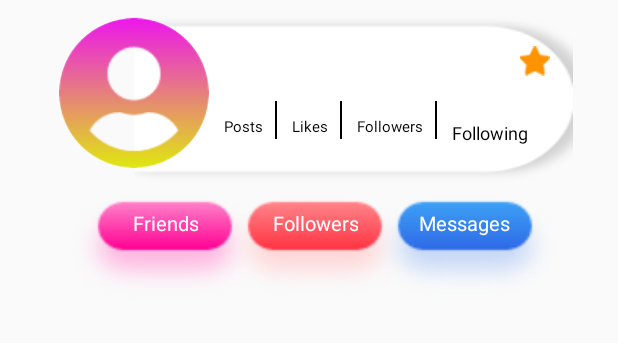
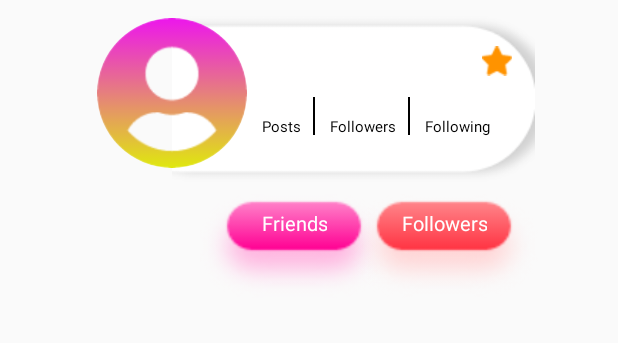
Before and after one commit to teju/Memu, an Android app: the layout profile_header.xml on its own in the app's theme, with its tools: preview values and no code run, on a phone screen of 412 x 824 dp, the part 135-478 px from its top. Run offline under Robolectric (Android 15) with nearby library versions, the phone set to English and light mode, and no system bars.

Commit message:
ready build

```diff
--- a/Memu/app/src/main/java/com/memu/bgTasks/MyFirebaseMessagingService.kt
+++ b/Memu/app/src/main/java/com/memu/bgTasks/MyFirebaseMessagingService.kt
@@ -127,7 +127,7 @@ class MyFirebaseMessagingService : FirebaseMessagingService() {
         contentView.setTextViewText(R.id.text, message);
         val buildNotification = mBuilder.build()
         val mNotifyMgr = getSystemService(Context.NOTIFICATION_SERVICE) as NotificationManager
-        mNotifyMgr.notify(1, buildNotification)
+        //mNotifyMgr.notify(1, buildNotification)
     }
 
 }
--- a/Memu/app/src/main/java/com/memu/ui/activity/ActivityMain.kt
+++ b/Memu/app/src/main/java/com/memu/ui/activity/ActivityMain.kt
@@ -107,8 +107,8 @@ class ActivityMain : AppCompatActivity(){
                     btn_negative = ""
                 }
 
-                sendNotification(intent.getExtras()?.getString("title")!!,
-                    intent.getExtras()?.getString("message")!!)
+               // sendNotification(intent.getExtras()?.getString("title")!!,
+                 //   intent.getExtras()?.getString("message")!!)
                 showNotifyDialog(
                     intent.getExtras()?.getString("title"),
                     intent.getExtras()?.getString("message"),
--- a/Memu/app/src/main/java/com/memu/ui/fragments/MapFragment.kt
+++ b/Memu/app/src/main/java/com/memu/ui/fragments/MapFragment.kt
@@ -244,7 +244,7 @@ class MapFragment : BaseFragment() , View.OnClickListener, PermissionsListener ,
             Keys.POOLING_OFFER_RIDE,Keys.POOLING_FIND_RIDE -> {
                 postnviteRideGiversViewModel.loadData(trip_rider_id!!, type!!)
                 shortes_route_result.visibility = View.VISIBLE
-                sos.visibility = View.VISIBLE
+                sos.visibility = View.GONE
                 fledit_recuring.visibility = View.GONE
                 startButton.visibility = View.VISIBLE
             }
--- a/Memu/app/src/main/res/layout/profile_header.xml
+++ b/Memu/app/src/main/res/layout/profile_header.xml
@@ -135,6 +135,7 @@
                         android:layout_width="wrap_content"
                         android:layout_height="wrap_content"
                         android:layout_marginLeft="10dp"
+                        android:visibility="gone"
                         android:orientation="vertical">
 
                         <TextView
@@ -157,6 +158,7 @@
                         android:layout_height="25dp"
                         android:layout_gravity="center_vertical"
                         android:layout_marginLeft="8dp"
+                        android:visibility="gone"
                         android:background="@color/Black">
 
                     </View>
@@ -173,7 +175,6 @@
                             android:id="@+id/followers_cnt"
                             android:textColor="@color/Black"
                             android:textSize="10dp"></TextView>
-
                         <TextView
                             android:layout_width="wrap_content"
                             android:layout_height="wrap_content"
@@ -201,14 +202,14 @@
                             android:layout_height="wrap_content"
                             android:id="@+id/following"
                             android:textColor="@color/Black"
-                            android:textSize="12dp"></TextView>
+                            android:textSize="10dp"></TextView>
 
                         <TextView
                             android:layout_width="wrap_content"
                             android:layout_height="wrap_content"
                             android:text="Following"
                             android:textColor="@color/Black"
-                            android:textSize="12dp"></TextView>
+                            android:textSize="10dp"></TextView>
                     </LinearLayout>
                 </LinearLayout>
             </LinearLayout>
@@ -223,9 +224,10 @@
         </RelativeLayout>
     </RelativeLayout>
     <LinearLayout
-        android:layout_width="match_parent"
+        android:layout_width="wrap_content"
         android:orientation="horizontal"
         android:id="@+id/ll_options"
+        android:layout_gravity="center_horizontal"
         android:layout_marginLeft="40dp"
         android:layout_height="wrap_content">
         <RelativeLayout
@@ -299,6 +301,7 @@
         <RelativeLayout
             android:layout_width="140dp"
             android:layout_marginLeft="-40dp"
+            android:visibility="gone"
             android:background="@drawable/button_blue_msg"
             android:layout_height="80dp">
             <TextView
```
